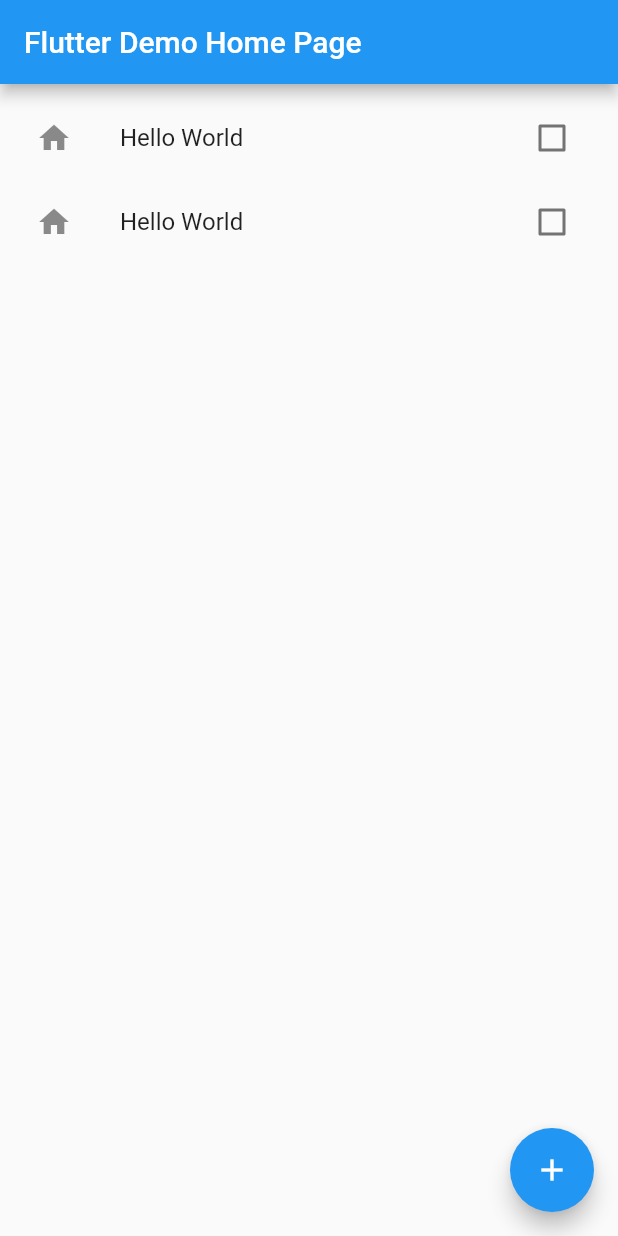
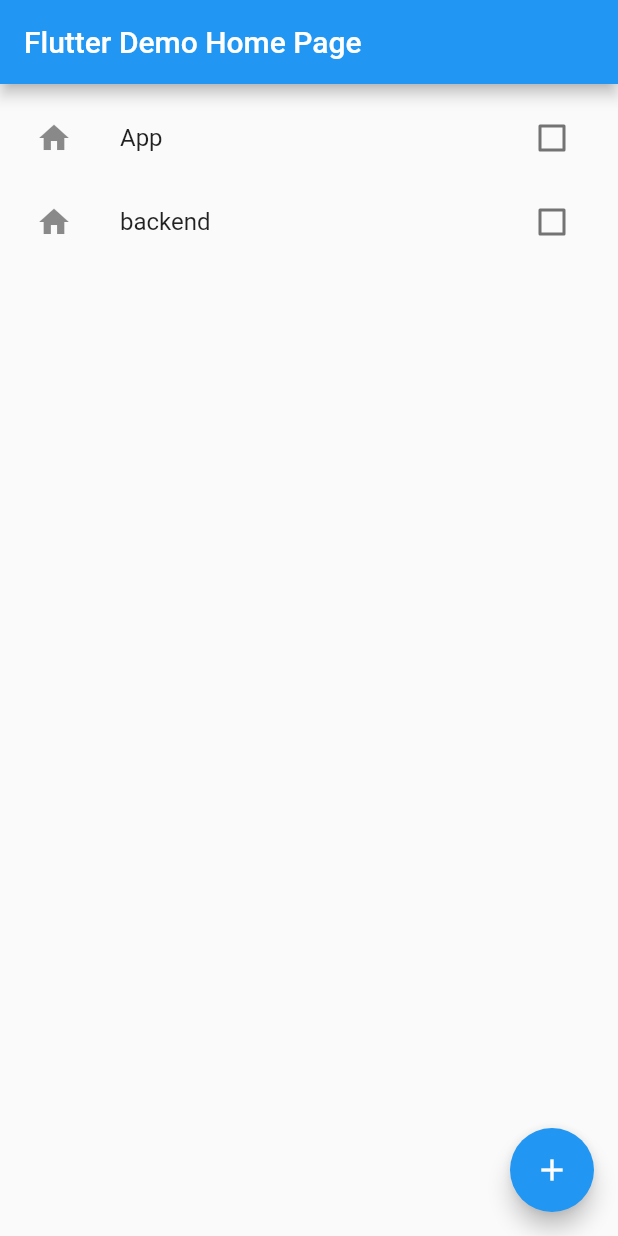
Before and after one commit to houzx2581396/todo_list_flutter, a Flutter app: the screen it shows after launch, on a phone screen of 412 x 824 dp. Run offline on Flutter 3.47's test engine with Material 2 defaults, Android fonts, the phone set to English and light mode, and no system bars.

Commit message:
todo demo

```diff
--- a/lib/main.dart
+++ b/lib/main.dart
@@ -1,6 +1,5 @@
 import 'package:flutter/material.dart';
 import 'package:todo_list_flutter/todo_list/add_mission.dart';
-import 'package:todo_list_flutter/todo_list/mission_item.dart';
 import 'package:todo_list_flutter/todo_list/mission_list.dart';
 
 void main() {
--- a/lib/todo_list/add_mission.dart
+++ b/lib/todo_list/add_mission.dart
@@ -1,5 +1,3 @@
-import 'dart:developer';
-
 import 'package:flutter/material.dart';
 
 class AddMission extends StatefulWidget {
--- a/lib/todo_list/mission_item.dart
+++ b/lib/todo_list/mission_item.dart
@@ -1,7 +1,10 @@
 import 'package:flutter/material.dart';
 
 class MissionItem extends StatefulWidget {
-  const MissionItem({Key? key}) : super(key: key);
+  const MissionItem({Key? key, required this.isFinished, required this.mission})
+      : super(key: key);
+  final bool isFinished;
+  final String mission;
 
   @override
   _MissionItemState createState() => _MissionItemState();
@@ -19,7 +22,7 @@ class _MissionItemState extends State<MissionItem> {
           isFinished = !isFinished;
         });
       },
-      title: const Text('Hello World'),
+      title: Text(widget.mission),
       secondary: const Icon(Icons.home),
     );
   }
--- a/lib/todo_list/mission_list.dart
+++ b/lib/todo_list/mission_list.dart
@@ -1,4 +1,5 @@
 import 'package:flutter/material.dart';
+import 'package:todo_list_flutter/todo_list/mission.dart';
 import 'package:todo_list_flutter/todo_list/mission_item.dart';
 
 class MissionList extends StatefulWidget {
@@ -9,7 +10,7 @@ class MissionList extends StatefulWidget {
 }
 
 class _MissionListState extends State<MissionList> {
-  List<String> mission = ['a', 'b'];
+  List<Mission> mission = [Mission(false, 'App'), Mission(false, 'backend')];
 
   @override
   Widget build(BuildContext context) {
@@ -17,7 +18,9 @@ class _MissionListState extends State<MissionList> {
       padding: const EdgeInsets.all(8),
       itemCount: mission.length,
       itemBuilder: (BuildContext context, int index) {
-        return const MissionItem();
+        return MissionItem(
+            isFinished: mission[index].isFinished,
+            mission: mission[index].mission);
       },
     );
   }
```
